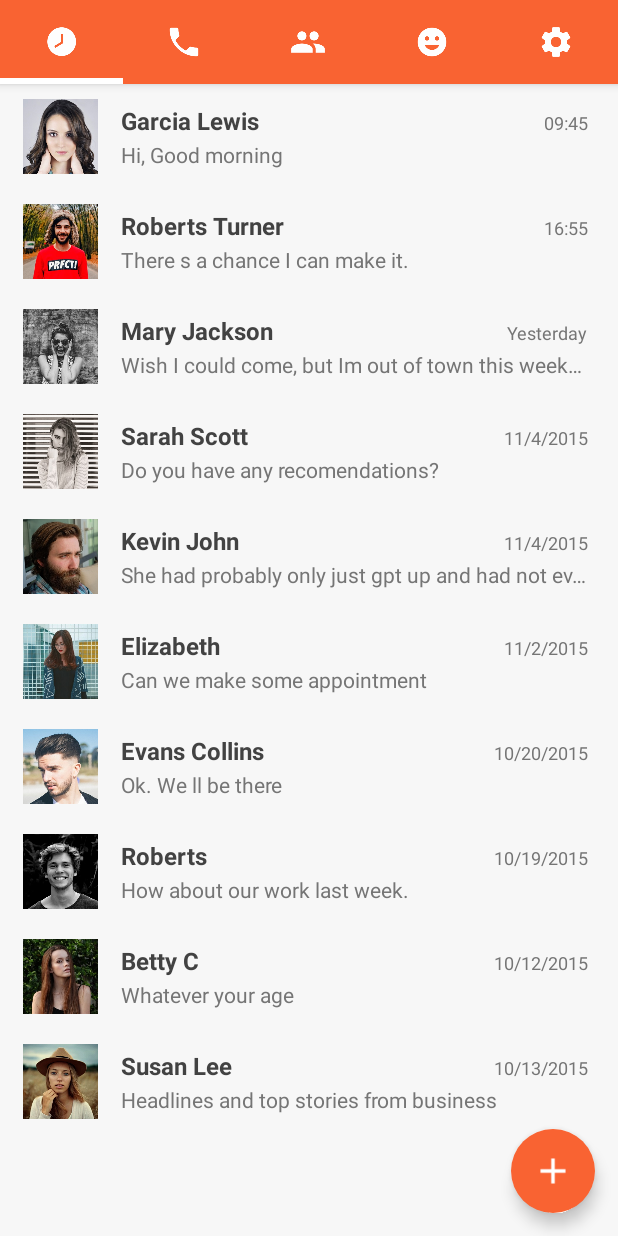
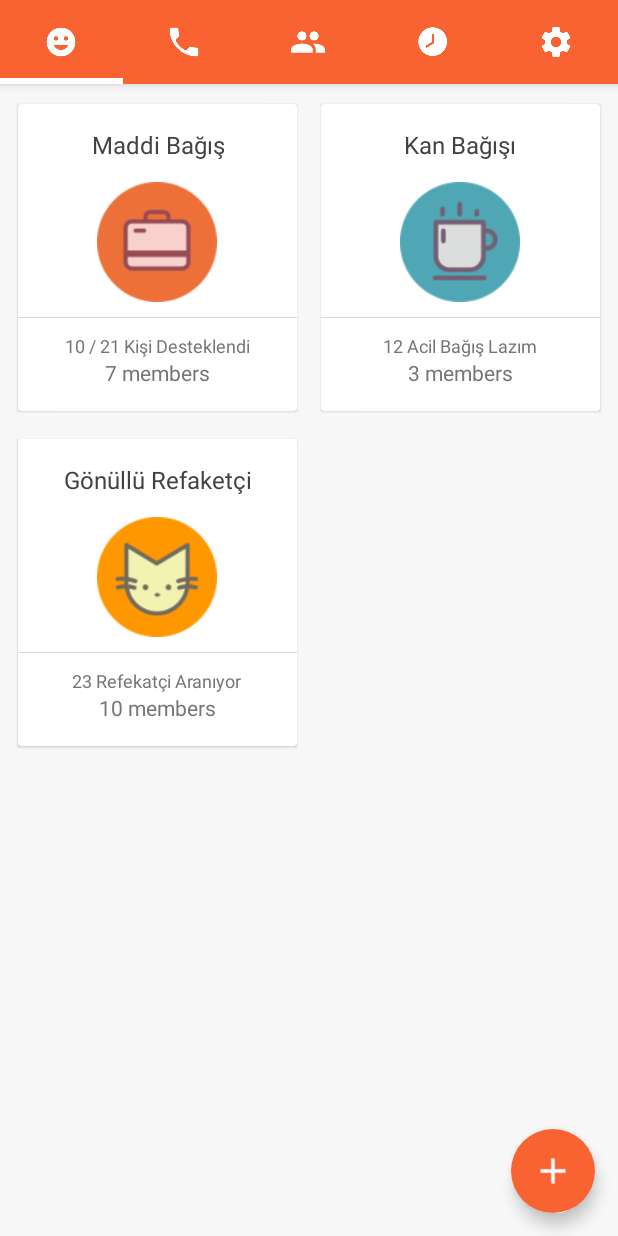
Before and after one commit to berkaybasoz/cankurtaran, an Android app: the screen it shows after launch (ActivityMain), on a phone screen of 412 x 824 dp. Run offline under Robolectric (Android 15) with nearby library versions, the phone set to English and light mode, and no system bars; our stand-ins replace Picasso; libraries missing offline, so code that uses them is left out: com.balysv.materialripple; plain views replace MaterialRippleLayout.

Commit message:
dashboard degisti

```diff
--- a/app/src/main/java/com/app/sample/messenger/ActivityMain.java
+++ b/app/src/main/java/com/app/sample/messenger/ActivityMain.java
@@ -100,19 +100,20 @@ public class ActivityMain extends AppCompatActivity {
         if (f_setting == null) {
             f_setting = new PageSettingFragment();
         }
+
+        adapter.addFragment(f_group, getString(R.string.tab_group));
         adapter.addFragment(f_recent, getString(R.string.tab_recent));
         adapter.addFragment(f_call, getString(R.string.tab_call));
-        adapter.addFragment(f_group, getString(R.string.tab_group));
         adapter.addFragment(f_friend, getString(R.string.tab_friend));
         adapter.addFragment(f_setting, getString(R.string.tab_setting));
         viewPager.setAdapter(adapter);
     }
 
     private void setupTabIcons() {
-        tabLayout.getTabAt(0).setIcon(imageResId[0]);
+        tabLayout.getTabAt(0).setIcon(imageResId[3]);
         tabLayout.getTabAt(1).setIcon(imageResId[1]);
         tabLayout.getTabAt(2).setIcon(imageResId[2]);
-        tabLayout.getTabAt(3).setIcon(imageResId[3]);
+        tabLayout.getTabAt(3).setIcon(imageResId[0]);
         tabLayout.getTabAt(4).setIcon(imageResId[4]);
     }
 
--- a/app/src/main/res/values/string-data.xml
+++ b/app/src/main/res/values/string-data.xml
@@ -68,15 +68,15 @@
     </string-array>
 
     <string-array name="groups_name">
-        <item>Collage</item>
-        <item>Hangout Friends</item>
-        <item>Cat Lovers</item>
+        <item>Maddi Bağış</item>
+        <item>Kan Bağışı</item>
+        <item>Gönüllü Refaketçi</item>
     </string-array>
 
     <string-array name="groups_date">
-        <item>10 Days ago</item>
-        <item>Today</item>
-        <item>Yesterday</item>
+        <item>10 / 21 Kişi Desteklendi</item>
+        <item>12 Acil Bağış Lazım</item>
+        <item>23 Refekatçi Aranıyor</item>
     </string-array>
 
     <integer-array name="groups_photos">
```
